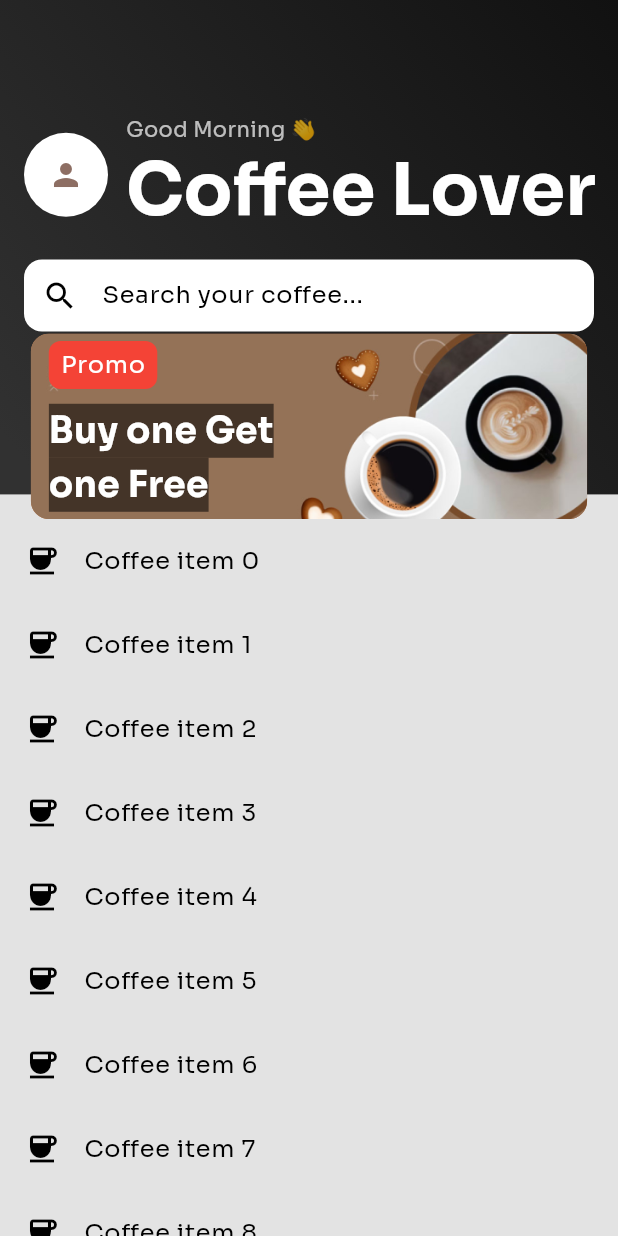
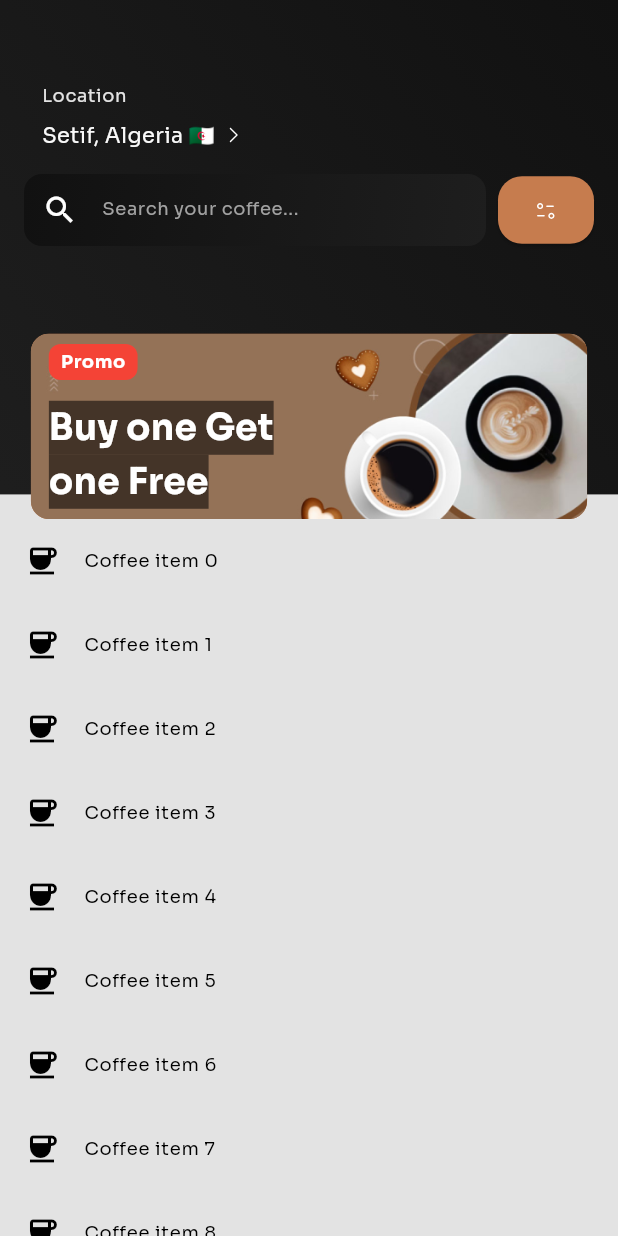
Before and after one commit to azzouzin/coffe_shop, a Flutter app: the HomeView screen opened by its route, on a phone screen of 412 x 824 dp. Run offline on Flutter 3.47's test engine with Material 3 defaults, Android fonts, the phone set to English and light mode, and no system bars; our stand-ins replace bloc, flutter_bloc, flutter_svg, gap, go_router, hydrated_bloc; project files that could hold a hidden picture were left out.

Commit message:
finish splash screen and setup app bar in home screen

```diff
--- /dev/null
+++ b/lib/core/assets_paths.dart
@@ -0,0 +1,45 @@
+import 'package:flutter/material.dart';
+
+class Assets {
+  static const String banner1 = 'assets/images/Banner 1.png';
+  static const String coffeeShopMobileAppDesignImages =
+      'assets/images/Coffee Shop Mobile App Design Images.zip';
+  static const String coffee1 = 'assets/images/coffee1.png';
+  static const String coffee2 = 'assets/images/coffee2.png';
+  static const String coffee3 = 'assets/images/coffee3.png';
+  static const String coffee4 = 'assets/images/coffee4.png';
+  static const String coffee5 = 'assets/images/coffee5.png';
+  static const String coffee6 = 'assets/images/coffee6.png';
+  static const String bean = 'assets/icons/bean.svg';
+  static const String bike = 'assets/icons/bike.svg';
+  static const String gps = 'assets/icons/gps.svg';
+  static const String milk = 'assets/icons/milk.svg';
+  static const String minuscircle = 'assets/icons/minuscircle.svg';
+  static const String plus = 'assets/icons/plus.svg';
+  static const String pluscircle = 'assets/icons/pluscircle.svg';
+  static const String arrowLeft2 = 'assets/svgs/Left2.svg';
+  static const String arrowRight2 = 'assets/svgs/Right2.svg';
+  static const String arrowUp2 = 'assets/svgs/Arrow2.svg';
+  static const String bag = 'assets/svgs/Bag.svg';
+  static const String calling = 'assets/svgs/Calling.svg';
+  static const String discount = 'assets/svgs/Discount.svg';
+  static const String filter = 'assets/svgs/Filter.svg';
+  static const String heart = 'assets/svgs/Heart.svg';
+  static const String home = 'assets/svgs/Home.svg';
+  static const String moreCircle = 'assets/svgs/More Circle.svg';
+  static const String notification = 'assets/svgs/Notification.svg';
+  static const String search = 'assets/svgs/Search.svg';
+  static const String star = 'assets/svgs/Star.svg';
+}
+
+Future<void> myPrecacheImage(BuildContext context) async {
+  await Future.wait([
+    precacheImage(const AssetImage(Assets.bean), context),
+    precacheImage(const AssetImage(Assets.bike), context),
+    precacheImage(const AssetImage(Assets.gps), context),
+    precacheImage(const AssetImage(Assets.milk), context),
+    precacheImage(const AssetImage(Assets.minuscircle), context),
+    precacheImage(const AssetImage(Assets.plus), context),
+    precacheImage(const AssetImage(Assets.pluscircle), context),
+  ]);
+}
--- a/lib/core/theme/dark_theme.dart
+++ b/lib/core/theme/dark_theme.dart
@@ -2,6 +2,7 @@ import 'package:flutter/material.dart';
 
 ThemeData darkTheme = ThemeData(
   fontFamily: 'Sora',
+  primaryColor: Color(0xFFC67C4E),
   colorScheme: ColorScheme.dark(
     primary: Color(0xFFC67C4E),
     secondary: Color(0xFFEDD6C8),
--- a/lib/core/theme/light_theme.dart
+++ b/lib/core/theme/light_theme.dart
@@ -11,6 +11,7 @@ ThemeData lightTheme = ThemeData(
     },
   ),
   fontFamily: 'Sora',
+  primaryColor: Color(0xFFC67C4E),
   colorScheme: ColorScheme.light(
     primary: Color(0xFFC67C4E),
     secondary: Color(0xFFEDD6C8),
@@ -21,8 +22,9 @@ ThemeData lightTheme = ThemeData(
   ),
   textTheme: TextTheme(
     headlineLarge: TextStyle(color: Color(0xFF313131)),
-    bodyLarge: TextStyle(color: Color(0xFF313131)),
-    bodyMedium: TextStyle(color: Color(0xFFA2A2A2)),
+    bodyLarge: TextStyle(color: Color(0xFF313131), fontSize: 12),
+    bodyMedium: TextStyle(color: Color(0xFFA2A2A2), fontSize: 14),
+    bodySmall: TextStyle(color: Color(0xFFA2A2A2)),
     titleLarge: TextStyle(
       color: Colors.white,
       fontSize: 48,
@@ -49,5 +51,8 @@ class LightThemeConstants {
   static const Color onPrimaryColor = Colors.white;
   static const Color onSecondaryColor = Colors.black;
   static List<Color> gradientColors = [Color(0xFFC67C4E), Color(0xFFEDD6C8)];
-  static List<Color> appBarGredients = [Color(0xFF111111), Color(0xFF313131)];
+  static List<Color> appBarGredients = [
+    Color(0xFF111111),
+    Color.fromARGB(255, 30, 30, 30),
+  ];
 }
--- /dev/null
+++ b/lib/core/widgets/custom_button.dart
@@ -0,0 +1,31 @@
+import 'package:flutter/material.dart';
+
+import '../utils/strings.dart';
+
+class CustomButton extends StatelessWidget {
+  const CustomButton({super.key, this.onPressed, this.child, this.size});
+  final Function()? onPressed;
+  final Widget? child;
+  final Size? size;
+
+  @override
+  Widget build(BuildContext context) {
+    return ElevatedButton(
+      onPressed: onPressed,
+      style: ElevatedButton.styleFrom(
+        fixedSize: size,
+        backgroundColor: Theme.of(context).primaryColor,
+        padding: child is Text
+            ? const EdgeInsets.symmetric(horizontal: 24, vertical: 12)
+            : null,
+        shape: RoundedRectangleBorder(borderRadius: BorderRadius.circular(16)),
+      ),
+      child:
+          child ??
+          Text(
+            AppStrings.getStarted,
+            style: Theme.of(context).textTheme.titleSmall,
+          ),
+    );
+  }
+}
--- /dev/null
+++ b/lib/core/widgets/custom_icon_button.dart
@@ -0,0 +1,29 @@
+import 'package:flutter/material.dart';
+
+import '../utils/strings.dart';
+
+class CustomIconButton extends StatelessWidget {
+  const CustomIconButton({super.key, this.onPressed, this.child, this.size});
+  final Function()? onPressed;
+  final Widget? child;
+  final Size? size;
+  @override
+  Widget build(BuildContext context) {
+    return ElevatedButton(
+      onPressed: onPressed,
+      style: ElevatedButton.styleFrom(
+        fixedSize: size,
+        backgroundColor: Theme.of(context).primaryColor,
+
+        // padding: const EdgeInsets.symmetric(horizontal: 8, vertical: 8),
+        shape: RoundedRectangleBorder(borderRadius: BorderRadius.circular(16)),
+      ),
+      child:
+          child ??
+          Text(
+            AppStrings.getStarted,
+            style: Theme.of(context).textTheme.titleSmall,
+          ),
+    );
+  }
+}
--- a/lib/features/home/view/home_view.dart
+++ b/lib/features/home/view/home_view.dart
@@ -28,7 +28,7 @@ class HomeView extends StatelessWidget {
                         colors: LightThemeConstants.appBarGredients,
                         begin: Alignment.topRight,
                         end: Alignment.bottomLeft,
-                        stops: const [0.0, 0.95],
+                        stops: const [0.0, 0.99],
                       ),
                     ),
                   ),
--- a/lib/features/home/view/widgets/app_bar_contenent.dart
+++ b/lib/features/home/view/widgets/app_bar_contenent.dart
@@ -1,5 +1,9 @@
-
 import 'package:flutter/material.dart';
+import 'package:flutter_svg/svg.dart';
+import 'package:gap/gap.dart';
+import '../../../../core/assets_paths.dart';
+import '../../../../core/theme/light_theme.dart';
+import '../../../../core/widgets/custom_icon_button.dart';
 
 class AppBarContenet extends StatelessWidget {
   const AppBarContenet({super.key});
@@ -7,59 +11,95 @@ class AppBarContenet extends StatelessWidget {
   @override
   Widget build(BuildContext context) {
     return Padding(
-      padding: const EdgeInsets.only(
-        top: kToolbarHeight + 20,
-        left: 16,
-        right: 16,
-      ),
+      padding: const EdgeInsets.only(top: kToolbarHeight, left: 16, right: 16),
       child: Column(
         crossAxisAlignment: CrossAxisAlignment.start,
         children: [
           // Row with Avatar + Greeting
           Row(
             children: [
-              CircleAvatar(
-                radius: 28,
-                backgroundColor: Colors.white,
-                child: Icon(Icons.person, color: Colors.brown[400]),
-              ),
               const SizedBox(width: 12),
               Column(
                 crossAxisAlignment: CrossAxisAlignment.start,
                 children: [
                   Text(
-                    "Good Morning 👋",
-                    style: Theme.of(
-                      context,
-                    ).textTheme.bodyMedium?.copyWith(color: Colors.white70),
+                    "Location",
+                    style: Theme.of(context).textTheme.bodySmall?.copyWith(
+                      color: Theme.of(context).colorScheme.surface,
                     ),
+                  ),
+                  Gap(8),
+                  Row(
+                    children: [
+                      Row(
+                        children: [
                           Text(
-                    "Coffee Lover",
-                    style: Theme.of(
-                      context,
-                    ).textTheme.titleLarge?.copyWith(color: Colors.white),
+                            "Setif, Algeria 🇩🇿",
+                            style: Theme.of(context).textTheme.bodyMedium
+                                ?.copyWith(
+                                  color: Color.fromARGB(255, 249, 249, 249),
+                                ),
+                          ),
+                          Gap(5),
+                          SvgPicture.asset(
+                            Assets.arrowRight2,
+                            color: Colors.white,
+                            width: 15,
                           ),
                         ],
                       ),
                     ],
                   ),
-          const SizedBox(height: 16),
+                ],
+              ),
+            ],
+          ),
+          const Gap(16),
           // Custom Search Bar
-          TextField(
+          Row(
+            children: [
+              Expanded(
+                child: Container(
+                  decoration: BoxDecoration(
+                    gradient: LinearGradient(
+                      colors: LightThemeConstants.appBarGredients,
+                      begin: Alignment.topLeft,
+                      end: Alignment.bottomRight,
+                    ),
+                    borderRadius: BorderRadius.circular(12),
+                  ),
+                  child: Expanded(
+                    child: TextField(
                       decoration: InputDecoration(
                         hintText: "Search your coffee...",
-              prefixIcon: const Icon(Icons.search),
-              filled: true,
-              fillColor: Colors.white,
+                        hintStyle: Theme.of(context).textTheme.bodySmall,
+                        prefixIcon: const Icon(
+                          Icons.search,
+                          color: Colors.white,
+                        ),
+                        border: InputBorder.none,
                         contentPadding: const EdgeInsets.symmetric(
-                vertical: 0,
+                          vertical: 14,
                           horizontal: 16,
                         ),
-              border: OutlineInputBorder(
-                borderRadius: BorderRadius.circular(12),
-                borderSide: BorderSide.none,
+                      ),
+                      style: const TextStyle(color: Colors.white),
+                      cursorColor: Colors.white,
                     ),
                   ),
+                ),
+              ),
+              Gap(8),
+              CustomIconButton(
+                size: Size(40, 45),
+                onPressed: () {},
+                child: SvgPicture.asset(
+                  Assets.filter,
+                  height: 20,
+                  color: Colors.white,
+                ),
+              ),
+            ],
           ),
         ],
       ),
--- a/lib/features/home/view/widgets/banner.dart
+++ b/lib/features/home/view/widgets/banner.dart
@@ -40,9 +40,10 @@ class MyBanner extends StatelessWidget {
                     ),
                     child: Text(
                       "Promo",
-                      style: Theme.of(
-                        context,
-                      ).textTheme.bodyLarge?.copyWith(color: Colors.white),
+                      style: Theme.of(context).textTheme.bodySmall?.copyWith(
+                        color: Colors.white,
+                        fontWeight: FontWeight.bold,
+                      ),
                     ),
                   ),
                 ),
--- a/lib/features/splash/view/splash_view.dart
+++ b/lib/features/splash/view/splash_view.dart
@@ -1,9 +1,11 @@
+import 'package:coffe_shop/core/theme/cubit/theme_cubit.dart';
 import 'package:coffe_shop/core/utils/strings.dart';
 import 'package:flutter/material.dart';
 import 'package:flutter_bloc/flutter_bloc.dart';
 import 'package:gap/gap.dart';
 import 'package:go_router/go_router.dart';
 
+import '../../../core/widgets/custom_button.dart';
 import '../view_model/cubit/splash_cubit.dart';
 import 'widgets/fade_animation.dart';
 
@@ -117,6 +119,10 @@ class _SplashViewState extends State<SplashView>
                         onPressed: () {
                           // Navigate to the next screen
                           context.go('/home');
+                          // print(Theme.of(context).primaryColor.toString());
+                          // // Output: Brightness.light or Brightness.dark
+                          // BlocProvider.of<ThemeCubit>(context).toggleTheme();
+                          // print(Theme.of(context).brightness);
                         },
                       ),
                     ),
@@ -130,29 +136,3 @@ class _SplashViewState extends State<SplashView>
     );
   }
 }
-
-class CustomButton extends StatelessWidget {
-  const CustomButton({super.key, this.onPressed, this.child, this.size});
-  final Function()? onPressed;
-  final Widget? child;
-  final Size? size;
-
-  @override
-  Widget build(BuildContext context) {
-    return ElevatedButton(
-      onPressed: onPressed,
-      style: ElevatedButton.styleFrom(
-        fixedSize: size,
-        backgroundColor: Theme.of(context).primaryColor,
-        padding: const EdgeInsets.symmetric(horizontal: 24, vertical: 12),
-        shape: RoundedRectangleBorder(borderRadius: BorderRadius.circular(16)),
-      ),
-      child:
-          child ??
-          Text(
-            AppStrings.getStarted,
-            style: Theme.of(context).textTheme.titleSmall,
-          ),
-    );
-  }
-}
```
Also changed, not shown: pubspec.yaml (+11 -1 lines), assets/svgs/Arrow2.svg (renamed from assets/svgs/Arrow - Up 2.svg), assets/svgs/Left2.svg (renamed from assets/svgs/Arrow - Left 2.svg), assets/svgs/Right2.svg (renamed from assets/svgs/Arrow - Right 2.svg), pubspec.lock. Lines whose indentation alone changed are shown as unchanged.
